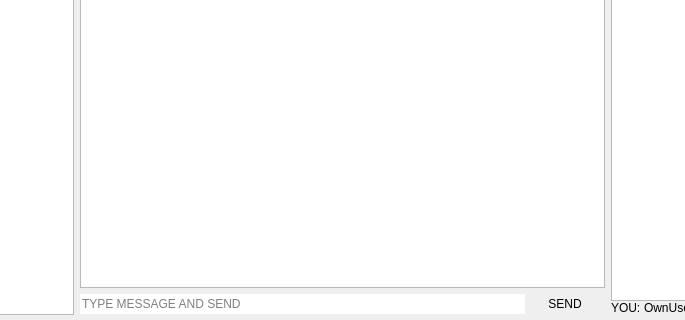
Old version of the form BlockSettleUILib/ChatWidget.ui in the repository BlockSettle/terminal; both pictures show x 152 to 837 and y 313 to 633 of the 940 by 633 pixel window.
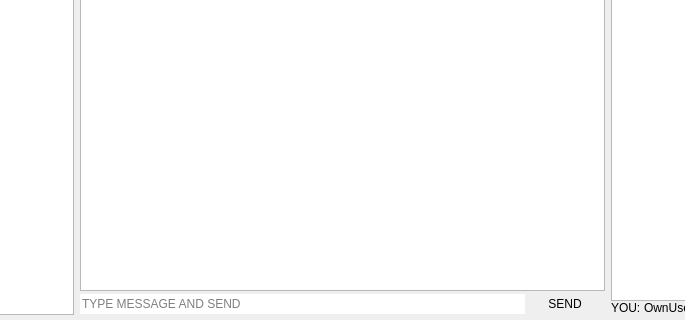
New version of the form.

Commit message: Corrected border for chat input box

Diff of the .ui file:
```diff
--- a/BlockSettleUILib/ChatWidget.ui
+++ b/BlockSettleUILib/ChatWidget.ui
@@ -189,7 +189,7 @@
          </property>
          <layout class="QVBoxLayout" name="verticalLayout_4">
           <property name="spacing">
-           <number>5</number>
+           <number>2</number>
           </property>
           <property name="leftMargin">
            <number>0</number>
```
